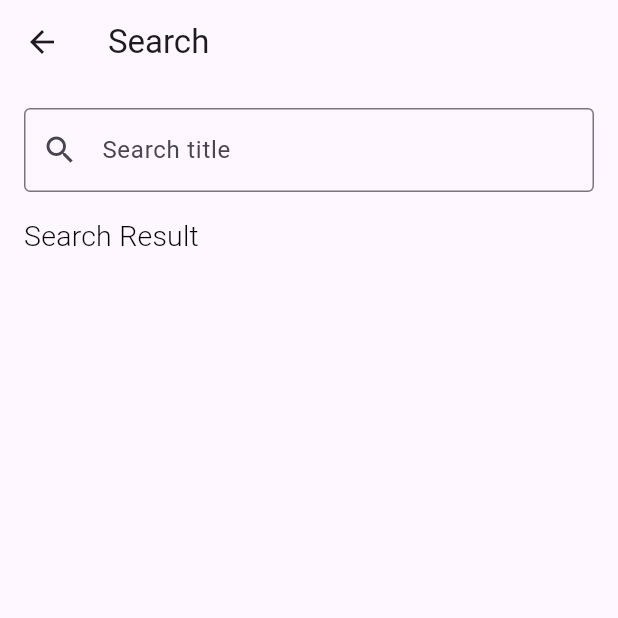
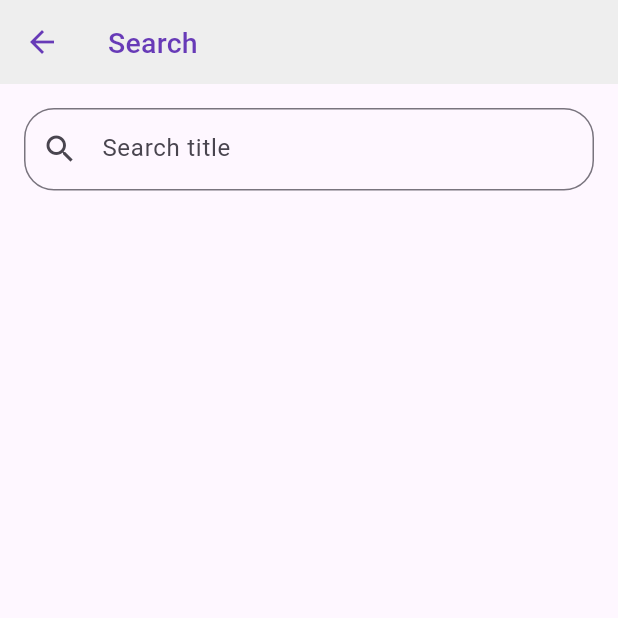
Before and after one commit to jiwomdf/Flutter_TV_Series, a Flutter app: the SearchScreen screen opened by its route, on a phone screen of 412 x 824 dp, the top half of it. Run offline on Flutter 3.47's test engine with Material 3 defaults, Android fonts, the phone set to English and light mode, and no system bars; our stand-ins replace cached_network_image, dartz, equatable, flutter_rating_bar, get_it, google_fonts and 1 more; accounts and stored records are empty; network calls fail.

Commit message:
enhance appbar design

```diff
--- a/lib/common/constants.dart
+++ b/lib/common/constants.dart
@@ -8,13 +8,15 @@ const Color kMikadoYellow = Color(0xFFffc300);
 
 // text style
 final TextStyle headlineSmall =
-    GoogleFonts.roboto(fontSize: 23, fontWeight: FontWeight.w300, color: Colors.black);
+    GoogleFonts.roboto(fontSize: 23, fontWeight: FontWeight.w300, color: Colors.deepPurple);
+final TextStyle appTitleLarge =
+GoogleFonts.roboto(fontSize: 19, fontWeight: FontWeight.w500, letterSpacing: 0.15, color: Colors.deepPurple);
 final TextStyle titleLarge =
-    GoogleFonts.roboto(fontSize: 19, fontWeight: FontWeight.w300, letterSpacing: 0.15, color: Colors.black);
+    GoogleFonts.roboto(fontSize: 19, fontWeight: FontWeight.w300, letterSpacing: 0.15, color: Colors.deepPurple);
 final TextStyle titleMedium =
-    GoogleFonts.roboto(fontSize: 15, fontWeight: FontWeight.w300, letterSpacing: 0.15, color: Colors.black);
+    GoogleFonts.roboto(fontSize: 15, fontWeight: FontWeight.w300, letterSpacing: 0.15, color: Colors.deepPurple);
 final TextStyle bodyMedium =
-    GoogleFonts.roboto(fontSize: 13, fontWeight: FontWeight.w300, letterSpacing: 0.25, color: Colors.black);
+    GoogleFonts.roboto(fontSize: 13, fontWeight: FontWeight.w300, letterSpacing: 0.25, color: Colors.deepPurple);
 
 // text theme
 final textTheme = TextTheme(
--- a/lib/data/datasource/db/database_helper.dart
+++ b/lib/data/datasource/db/database_helper.dart
@@ -1,7 +1,6 @@
 import 'dart:async';
 
 import 'package:sqflite/sqflite.dart';
-
 import '../../models/movie_table.dart';
 
 class DatabaseHelper {
--- a/lib/presentation/pages/search/search_screen.dart
+++ b/lib/presentation/pages/search/search_screen.dart
@@ -13,14 +13,20 @@ class SearchScreen extends StatelessWidget {
   Widget build(BuildContext context) {
     return Scaffold(
       appBar: AppBar(
-        title: Text('Search'),
+        backgroundColor: Colors.grey[200],
+        title: Text('Search', style: appTitleLarge),
+        iconTheme: IconThemeData(
+          color: Colors.deepPurple, //change your color here
+        ),
       ),
       body: Padding(
         padding: const EdgeInsets.all(16.0),
         child: Column(
           crossAxisAlignment: CrossAxisAlignment.start,
           children: [
-            TextField(
+            SizedBox(
+              height: 55,
+              child: TextField(
                 onSubmitted: (query) {
                   Provider.of<MovieSearchNotifier>(context, listen: false)
                       .fetchMovieSearch(query);
@@ -28,12 +34,14 @@ class SearchScreen extends StatelessWidget {
                 decoration: InputDecoration(
                   hintText: 'Search title',
                   prefixIcon: Icon(Icons.search),
-                border: OutlineInputBorder(),
+                  border: OutlineInputBorder(
+                    borderRadius: BorderRadius.all(Radius.circular(20))
+                  ),
                 ),
                 textInputAction: TextInputAction.search,
               ),
+            ),
             SizedBox(height: 16),
-            Text('Search Result', style: titleLarge),
             Consumer<MovieSearchNotifier>(
               builder: (context, data, child) {
                 final searchState = data.searchState;
```
Also changed, not shown: lib/presentation/pages/detail/detail_content_widget.dart (+6 -10 lines), lib/presentation/pages/home/home_movie_screen.dart (+7 -5 lines), lib/presentation/pages/watchlist/watchlist_movies_screen.dart (+13 -3 lines), assets/avatar.webp (added). Lines whose indentation alone changed are shown as unchanged.
